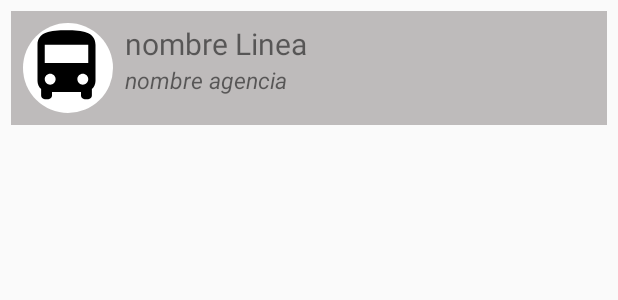
After one commit to nomekop007/app_usuario, an Android app: the layout linea_card.xml on its own in the app's theme, with its tools: preview values and no code run, on a phone screen of 412 x 824 dp. The commit adds this screen. Shown: the top 300 px of the screen. Run offline under Robolectric (Android 15) with nearby library versions, the light colour scheme and no system bars.

Commit message:
adaptador + layout linasTrasporte listo

```diff
--- a/app/build.gradle
+++ b/app/build.gradle
@@ -39,6 +39,9 @@ dependencies {
     implementation 'com.facebook.android:facebook-login:[5,6)'
 
 
+    implementation 'com.android.support:recyclerview-v7:28.+'
+    implementation 'com.android.support:cardview-v7:28.+'
+
 
     implementation 'com.android.support:support-v4:28.0.0'
     testImplementation 'junit:junit:4.12'
--- a/app/src/main/res/layout/header.xml
+++ b/app/src/main/res/layout/header.xml
@@ -57,6 +57,7 @@
         android:text="gmail"
         android:layout_toRightOf="@id/imagenUser"
         android:layout_below="@id/nombre"
+        android:textStyle="italic"
         />
     <TextView
         android:id="@+id/code"
--- /dev/null
+++ b/app/src/main/res/layout/linea_card.xml
@@ -0,0 +1,52 @@
+<?xml version="1.0" encoding="utf-8"?>
+<RelativeLayout xmlns:android="http://schemas.android.com/apk/res/android"
+    android:id="@+id/item_container"
+    android:layout_width="match_parent"
+    android:layout_height="wrap_content"
+    android:layout_margin="7dp"
+    android:background="@color/colorplomo">
+
+    <ImageView
+        android:id="@+id/item_img"
+        android:layout_width="60dp"
+        android:layout_height="60dp"
+        android:layout_margin="8dp"
+        android:src="@drawable/circulo" />
+
+    <ImageView
+        android:id="@+id/item_bus"
+        android:layout_width="58dp"
+        android:layout_height="58dp"
+       android:layout_margin="8dp"
+        android:src="@drawable/bus" />
+
+
+
+    <TextView
+        android:id="@+id/item_linea"
+        android:layout_marginTop="8dp"
+        android:layout_width="wrap_content"
+        android:layout_height="wrap_content"
+        android:layout_toRightOf="@+id/item_img"
+        android:text="nombre Linea"
+        android:textSize="20dp" />
+
+    <TextView
+        android:id="@+id/item_agencia"
+        android:layout_width="wrap_content"
+        android:layout_height="wrap_content"
+        android:layout_below="@id/item_linea"
+        android:layout_toRightOf="@+id/item_img"
+        android:text="nombre agencia"
+        android:textSize="15dp"
+        android:textStyle="italic" />
+    <TextView
+        android:id="@+id/item_id"
+        android:layout_width="wrap_content"
+        android:layout_height="wrap_content"
+        android:layout_below="@id/item_agencia"
+        android:layout_toRightOf="@+id/item_img"
+        android:text="id"
+        android:textSize="0dp" />
+
+</RelativeLayout>
--- a/app/src/main/res/values/colors.xml
+++ b/app/src/main/res/values/colors.xml
@@ -7,6 +7,6 @@
     <color name="colorEtiqueta">#13FF00</color>
     <color name="colorBlanco">#FFFFFF</color>
     <color name="colorAzul">#5060B9</color>
-    <color name="colorplomo">#726A6D</color>
+    <color name="colorplomo">#BEBBBB</color>
     <color name="colorRojo">#E22214</color>
 </resources>
```
Also changed, not shown: app/src/main/java/com/example/app_usuario_v2/LineaFragment.java (added, +91 -0 lines), app/src/main/java/com/example/app_usuario_v2/MainActivity.java (+10 -1 lines), app/src/main/java/com/example/app_usuario_v2/adaptadorLineas.java (added, +60 -0 lines), app/src/main/java/com/example/app_usuario_v2/mapFragment.java (+13 -20 lines), app/src/main/res/layout/fragment_linea.xml (added, +13 -0 lines).
